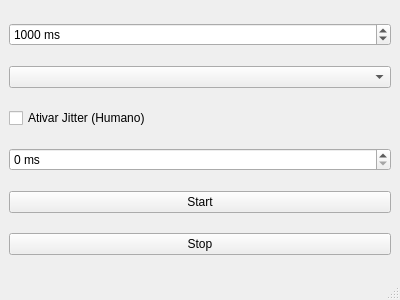
This is ui/MainWindow.ui in Vulgojunin/AutoClick as Qt 5 draws it before an edit. The edited form follows.
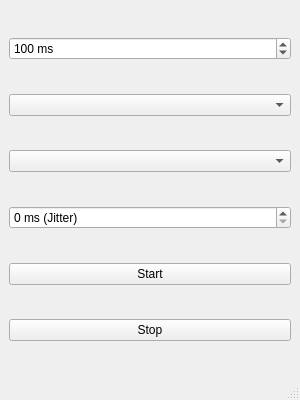
This is the edited form.

Diff of the .ui file:
```diff
--- a/ui/MainWindow.ui
+++ b/ui/MainWindow.ui
@@ -6,8 +6,8 @@
    <rect>
     <x>0</x>
     <y>0</y>
-    <width>400</width>
-    <height>300</height>
+    <width>300</width>
+    <height>400</height>
    </rect>
   </property>
   <property name="windowTitle">
@@ -21,10 +21,10 @@
        <string> ms</string>
       </property>
       <property name="maximum">
-       <number>999999</number>
+       <number>99999</number>
       </property>
       <property name="value">
-       <number>1000</number>
+       <number>100</number>
       </property>
      </widget>
     </item>
@@ -32,16 +32,12 @@
      <widget class="QComboBox" name="actionCombo"/>
     </item>
     <item>
-     <widget class="QCheckBox" name="jitterCheck">
-      <property name="text">
-       <string>Ativar Jitter (Humano)</string>
-      </property>
-     </widget>
+     <widget class="QComboBox" name="comboBoxStrategy"/>
     </item>
     <item>
      <widget class="QSpinBox" name="jitterSpin">
       <property name="suffix">
-       <string> ms</string>
+       <string> ms (Jitter)</string>
       </property>
      </widget>
     </item>
```
Left out of the diff: 14 changed lines with no effect on the pictures.
